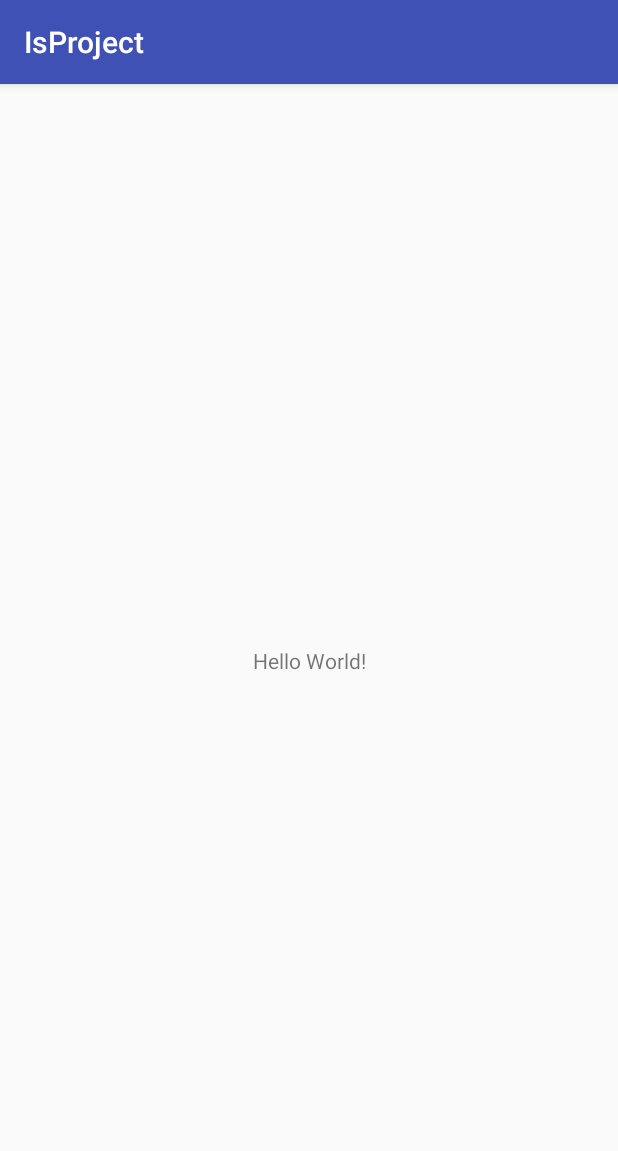
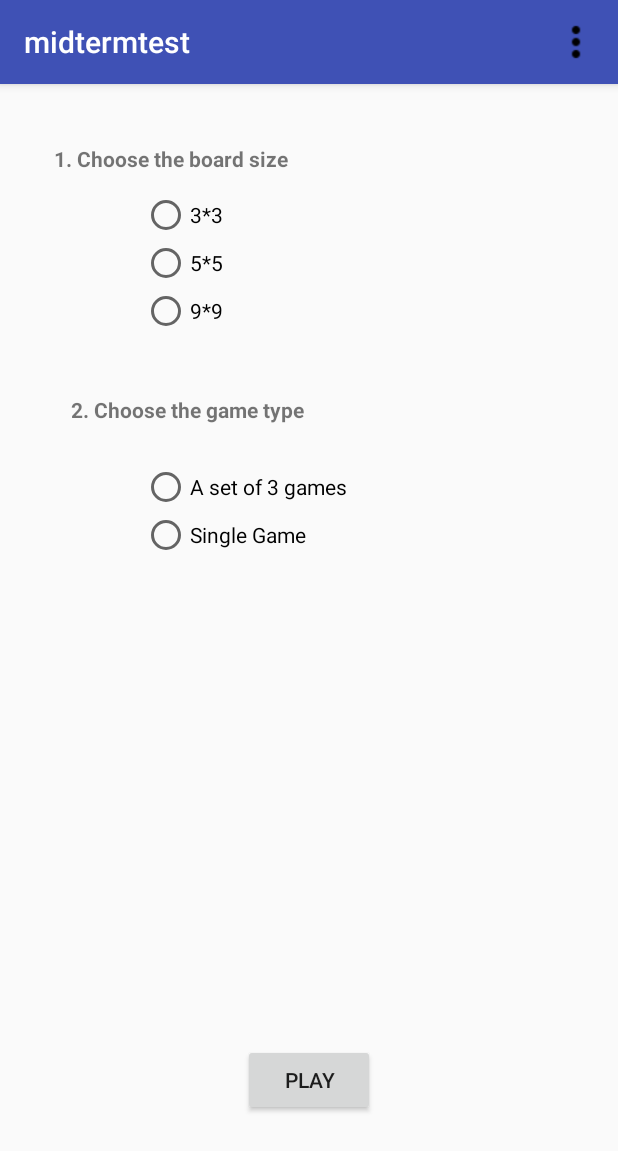
Before and after one commit to shrirupa/IsProject, an Android app: the screen it shows after launch (MainActivity), on a phone screen of 412 x 824 dp. Shown: the top 1151 px of the screen. Run offline under Robolectric (Android 15) with nearby library versions, the light colour scheme and no system bars.

Commit message:
Basic UI for a 3*3 board game

```diff
--- a/app/src/main/AndroidManifest.xml
+++ b/app/src/main/AndroidManifest.xml
@@ -16,6 +16,7 @@
                 <category android:name="android.intent.category.LAUNCHER" />
             </intent-filter>
         </activity>
+        <activity android:name=".TicTacToeActivity"></activity>
     </application>
 
 </manifest>
--- a/app/src/main/java/com/example/sgchowdhury/isproject/MainActivity.java
+++ b/app/src/main/java/com/example/sgchowdhury/isproject/MainActivity.java
@@ -1,15 +1,49 @@
 package com.example.sgchowdhury.isproject;
 
+import android.content.Intent;
 import android.support.v7.app.AppCompatActivity;
 import android.os.Bundle;
+import android.view.Menu;
+import android.view.MenuInflater;
+import android.view.MenuItem;
+import android.view.View;
+import android.widget.Button;
+import android.widget.ListView;
+import android.widget.TextView;
 
 public class MainActivity extends AppCompatActivity {
+    Button playButton;
+    public boolean onOptionsItemSelected(MenuItem item) {
+        // what the item does on selection
+
+        switch(item.getItemId()) {
+
+            case R.id.action_quit:
+                finishAffinity();  // to finish current activity and all parent activity
+                System.exit(0);
+                break;
+        }
+        return true;
+    }
+    @Override
+    public boolean onCreateOptionsMenu(Menu menu) {  // to add the options overflow in action bar
+        MenuInflater mi = getMenuInflater();
+        mi.inflate(R.menu.actionbar, menu);
+        return true;    }
 
     @Override
     protected void onCreate(Bundle savedInstanceState) {
         super.onCreate(savedInstanceState);
         setContentView(R.layout.activity_main);
+        playButton = (Button) findViewById(R.id.playButton);
+        playButton.setOnClickListener(new View.OnClickListener() {
+            @Override
+            public void onClick(View view) {
+                Intent intent = new Intent(MainActivity.this,TicTacToeActivity.class);
+                startActivity(intent);
 
+            }
+        });
 
     }
 }
--- a/app/src/main/res/layout/activity_main.xml
+++ b/app/src/main/res/layout/activity_main.xml
@@ -1,18 +1,97 @@
 <?xml version="1.0" encoding="utf-8"?>
-<android.support.constraint.ConstraintLayout xmlns:android="http://schemas.android.com/apk/res/android"
+<RelativeLayout xmlns:android="http://schemas.android.com/apk/res/android"
     xmlns:app="http://schemas.android.com/apk/res-auto"
     xmlns:tools="http://schemas.android.com/tools"
     android:layout_width="match_parent"
     android:layout_height="match_parent"
+
     tools:context="com.example.sgchowdhury.isproject.MainActivity">
 
+
     <TextView
+        android:id="@+id/textView"
+        android:layout_width="match_parent"
+        android:layout_height="wrap_content"
+        android:layout_alignParentStart="true"
+        android:layout_alignParentTop="true"
+        android:layout_marginStart="36dp"
+        android:layout_marginTop="40dp"
+        android:text="1. Choose the board size"
+        android:textStyle="bold" />
+
+    <RadioGroup
         android:layout_width="wrap_content"
         android:layout_height="wrap_content"
-        android:text="Hello World!"
-        app:layout_constraintBottom_toBottomOf="parent"
-        app:layout_constraintLeft_toLeftOf="parent"
-        app:layout_constraintRight_toRightOf="parent"
-        app:layout_constraintTop_toTopOf="parent" />
+        android:layout_marginTop="12dp"
+        android:layout_marginEnd="13dp"
+        android:layout_below="@+id/textView"
+        android:layout_toStartOf="@+id/playButton"
+        android:id="@+id/radioGroup">
 
-</android.support.constraint.ConstraintLayout>
+        <RadioButton
+            android:id="@+id/radioButton4"
+            android:layout_width="wrap_content"
+            android:layout_height="wrap_content"
+            android:layout_weight="1"
+            android:text="3*3" />
+
+        <RadioButton
+            android:id="@+id/radioButton3"
+            android:layout_width="wrap_content"
+            android:layout_height="wrap_content"
+            android:layout_weight="1"
+            android:text="5*5" />
+
+        <RadioButton
+            android:id="@+id/radioButton"
+            android:layout_width="wrap_content"
+            android:layout_height="wrap_content"
+            android:layout_weight="1"
+            android:text="9*9" />
+    </RadioGroup>
+
+    <Button
+        android:id="@+id/playButton"
+        android:layout_width="wrap_content"
+        android:layout_height="wrap_content"
+        android:layout_alignParentBottom="true"
+        android:layout_centerHorizontal="true"
+        android:layout_marginBottom="80dp"
+        android:text="PLAY" />
+
+    <TextView
+        android:id="@+id/textView2"
+        android:layout_width="match_parent"
+        android:layout_height="wrap_content"
+        android:layout_alignStart="@+id/textView"
+        android:layout_below="@+id/radioGroup"
+        android:layout_marginStart="11dp"
+        android:layout_marginTop="40dp"
+        android:text="2. Choose the game type"
+        android:textStyle="bold" />
+
+    <RadioGroup
+        android:layout_width="wrap_content"
+        android:layout_height="wrap_content"
+        android:id="@+id/radioGroup2"
+        android:layout_below="@+id/textView2"
+        android:layout_alignStart="@+id/radioGroup"
+        android:layout_marginTop="26dp">
+
+        <RadioButton
+            android:id="@+id/radioButton7"
+            android:layout_width="wrap_content"
+            android:layout_height="wrap_content"
+            android:layout_weight="1"
+            android:text="A set of 3 games" />
+
+        <RadioButton
+            android:id="@+id/radioButton6"
+            android:layout_width="wrap_content"
+            android:layout_height="wrap_content"
+            android:layout_weight="1"
+            android:text="Single Game" />
+
+    </RadioGroup>
+
+</RelativeLayout>
--- /dev/null
+++ b/app/src/main/res/menu/actionbar.xml
@@ -0,0 +1,26 @@
+<?xml version="1.0" encoding="utf-8"?>
+<menu xmlns:android="http://schemas.android.com/apk/res/android"
+    xmlns:app="http://schemas.android.com/apk/res-auto">
+
+
+    <item
+        android:id="@+id/empty"
+        android:icon="@drawable/ic_more_vert_black_24dp"
+        android:orderInCategory="101"
+
+        android:title="@string/options"
+        app:showAsAction="always">
+
+        <menu>
+
+
+            <item
+                android:id="@+id/action_quit"
+                android:title="@string/Quit"
+                app:showAsAction="ifRoom" />
+
+        </menu>
+
+    </item>
+
+</menu>
--- a/app/src/main/res/values/strings.xml
+++ b/app/src/main/res/values/strings.xml
@@ -1,3 +1,9 @@
 <resources>
-    <string name="app_name">IsProject</string>
+    <string name="app_name">midtermtest</string>
+    <string name="options">options</string>
+
+
+    <string name="Quit">Quit</string>
+
+
 </resources>
```
Also changed, not shown: app/src/main/java/com/example/sgchowdhury/isproject/TicTacToeActivity.java (added, +147 -0 lines), app/src/main/res/layout/activity_tic_tac_toe.xml (added, +104 -0 lines), app/src/main/res/drawable/ic_more_vert_black_24dp.png (added).
